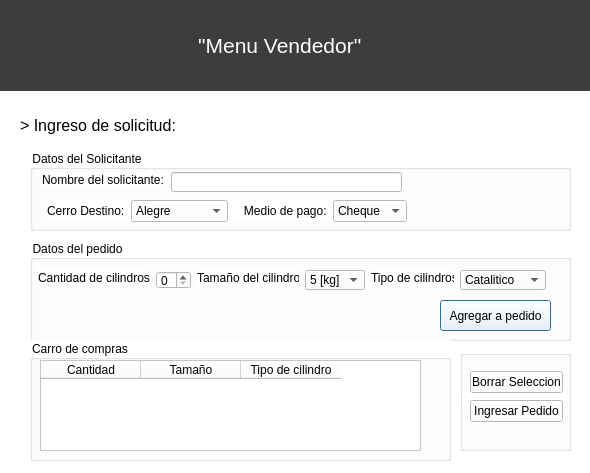
This is vendedorwindow.ui in ClaudioCampuzano/TEL102-FlipiGas as Qt 5 draws it before an edit. The edited form follows.
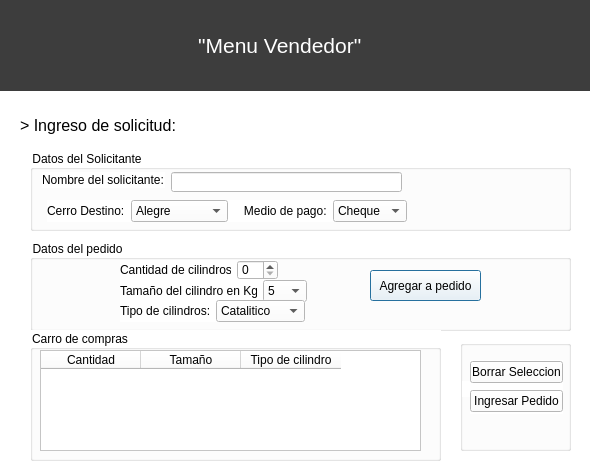
This is the edited form.

```diff
--- a/vendedorwindow.ui
+++ b/vendedorwindow.ui
@@ -380,7 +380,7 @@
      <x>30</x>
      <y>240</y>
      <width>541</width>
-     <height>101</height>
+     <height>91</height>
     </rect>
    </property>
    <property name="title">
@@ -389,8 +389,8 @@
    <widget class="QPushButton" name="bt_agregarpedido">
     <property name="geometry">
      <rect>
-      <x>410</x>
-      <y>60</y>
+      <x>340</x>
+      <y>30</y>
       <width>111</width>
       <height>31</height>
      </rect>
@@ -404,131 +404,140 @@
      <string>Agregar a pedido</string>
     </property>
    </widget>
-   <widget class="QComboBox" name="comboBox_tipo">
+   <widget class="QWidget" name="">
     <property name="geometry">
      <rect>
-      <x>430</x>
-      <y>30</y>
-      <width>86</width>
-      <height>20</height>
+      <x>90</x>
+      <y>40</y>
+      <width>187</width>
+      <height>22</height>
      </rect>
     </property>
-    <item>
-     <property name="text">
-      <string>Catalitico</string>
-     </property>
-    </item>
-    <item>
-     <property name="text">
-      <string>No Catalitico</string>
-     </property>
-    </item>
+    <layout class="QHBoxLayout" name="horizontalLayout_2">
+     <item>
+      <widget class="QLabel" name="label_2">
+       <property name="font">
+        <font>
+         <family>Segoe UI</family>
+         <pointsize>9</pointsize>
+        </font>
+       </property>
+       <property name="text">
+        <string>Tamaño del cilindro en Kg:</string>
+       </property>
+      </widget>
+     </item>
+     <item>
+      <widget class="QComboBox" name="comboBox_kg">
+       <item>
+        <property name="text">
+         <string>5</string>
+        </property>
+       </item>
+       <item>
+        <property name="text">
+         <string>11</string>
+        </property>
+       </item>
+       <item>
+        <property name="text">
+         <string>15</string>
+        </property>
+       </item>
+       <item>
+        <property name="text">
+         <string>45</string>
+        </property>
+       </item>
+      </widget>
+     </item>
+    </layout>
    </widget>
-   <widget class="QComboBox" name="comboBox_kg">
+   <widget class="QWidget" name="">
     <property name="geometry">
      <rect>
-      <x>275</x>
-      <y>30</y>
-      <width>60</width>
+      <x>90</x>
+      <y>20</y>
+      <width>158</width>
       <height>20</height>
      </rect>
     </property>
-    <item>
-     <property name="text">
-      <string>5 [kg]</string>
-     </property>
-    </item>
-    <item>
-     <property name="text">
-      <string>11 [kg]</string>
-     </property>
-    </item>
-    <item>
-     <property name="text">
-      <string>15 [kg]</string>
-     </property>
-    </item>
-    <item>
-     <property name="text">
-      <string>45 [kg]</string>
-     </property>
-    </item>
+    <layout class="QHBoxLayout" name="horizontalLayout_3">
+     <item>
+      <widget class="QLabel" name="label_5">
+       <property name="font">
+        <font>
+         <family>Segoe UI</family>
+         <pointsize>9</pointsize>
+        </font>
+       </property>
+       <property name="text">
+        <string>Cantidad de cilindros:</string>
+       </property>
+      </widget>
+     </item>
+     <item>
+      <widget class="QSpinBox" name="spinBox_cntCilindros"/>
+     </item>
+    </layout>
    </widget>
-   <widget class="QSpinBox" name="spinBox_cntCilindros">
+   <widget class="QWidget" name="">
     <property name="geometry">
      <rect>
-      <x>126</x>
-      <y>31</y>
-      <width>35</width>
-      <height>18</height>
+      <x>90</x>
+      <y>60</y>
+      <width>185</width>
+      <height>22</height>
      </rect>
     </property>
+    <layout class="QHBoxLayout" name="horizontalLayout_4">
+     <item>
+      <widget class="QLabel" name="label_3">
+       <property name="font">
+        <font>
+         <family>Segoe UI</family>
+         <pointsize>9</pointsize>
+        </font>
+       </property>
+       <property name="text">
+        <string>Tipo de cilindros:</string>
+       </property>
+      </widget>
+     </item>
+     <item>
+      <widget class="QComboBox" name="comboBox_tipo">
+       <item>
+        <property name="text">
+         <string>Catalitico</string>
+        </property>
+       </item>
+       <item>
+        <property name="text">
+         <string>No Catalitico</string>
+        </property>
+       </item>
+      </widget>
+     </item>
+    </layout>
    </widget>
-   <widget class="QLabel" name="label_3">
-    <property name="geometry">
-     <rect>
-      <x>341</x>
-      <y>30</y>
-      <width>83</width>
-      <height>16</height>
-     </rect>
-    </property>
-    <property name="font">
-     <font>
-      <family>Segoe UI</family>
-      <pointsize>9</pointsize>
-     </font>
-    </property>
-    <property name="text">
-     <string>Tipo de cilindros</string>
-    </property>
-   </widget>
-   <widget class="QLabel" name="label_5">
-    <property name="geometry">
-     <rect>
-      <x>8</x>
-      <y>30</y>
-      <width>112</width>
-      <height>16</height>
-     </rect>
-    </property>
-    <property name="font">
-     <font>
-      <family>Segoe UI</family>
-      <pointsize>9</pointsize>
-     </font>
-    </property>
-    <property name="text">
-     <string>Cantidad de cilindros</string>
-    </property>
-   </widget>
-   <widget class="QLabel" name="label_2">
-    <property name="geometry">
-     <rect>
-      <x>167</x>
-      <y>30</y>
-      <width>102</width>
-      <height>16</height>
-     </rect>
-    </property>
-    <property name="font">
-     <font>
-      <family>Segoe UI</family>
-      <pointsize>9</pointsize>
-     </font>
-    </property>
-    <property name="text">
-     <string>Tamaño del cilindro</string>
-    </property>
-   </widget>
+   <zorder>bt_agregarpedido</zorder>
+   <zorder>comboBox_tipo</zorder>
+   <zorder>comboBox_kg</zorder>
+   <zorder>spinBox_cntCilindros</zorder>
+   <zorder>label_3</zorder>
+   <zorder>label_5</zorder>
+   <zorder>label_2</zorder>
+   <zorder>comboBox_tipo</zorder>
+   <zorder>label_3</zorder>
+   <zorder>label_3</zorder>
   </widget>
   <widget class="QGroupBox" name="groupBox_3">
    <property name="geometry">
     <rect>
      <x>460</x>
-     <y>350</y>
+     <y>340</y>
      <width>111</width>
-     <height>101</height>
+     <height>111</height>
     </rect>
    </property>
    <property name="title">
@@ -588,9 +597,9 @@
    <property name="geometry">
     <rect>
      <x>30</x>
-     <y>340</y>
-     <width>421</width>
-     <height>121</height>
+     <y>330</y>
+     <width>411</width>
+     <height>131</height>
     </rect>
    </property>
    <property name="title">
@@ -602,7 +611,7 @@
       <x>10</x>
       <y>20</y>
       <width>381</width>
-      <height>91</height>
+      <height>101</height>
      </rect>
     </property>
     <column>
```
